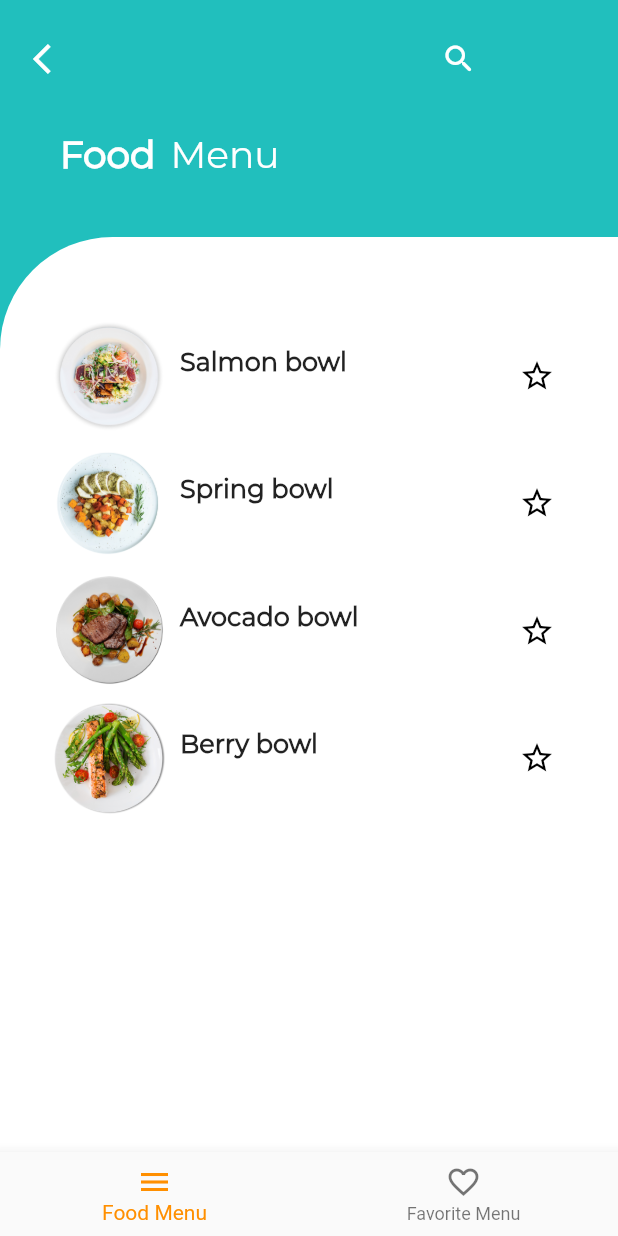
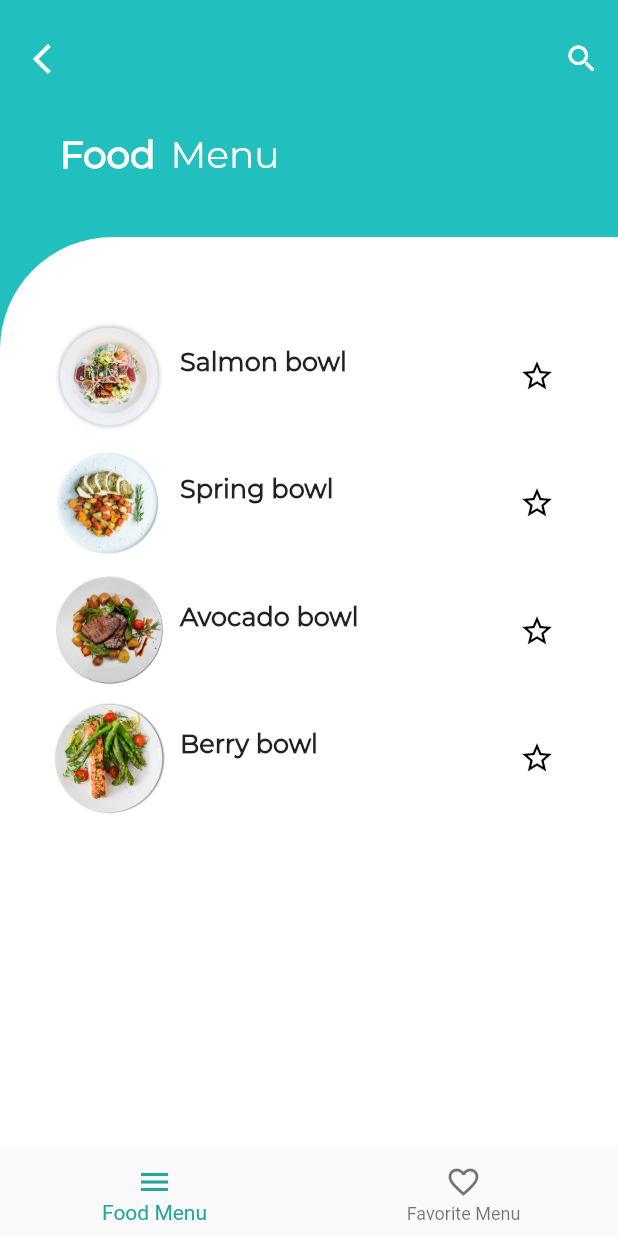
Before and after one commit to txkidxki/project-953494, a Flutter app: the screen it shows after launch, on a phone screen of 412 x 824 dp. Run offline on Flutter 3.47's test engine with Material 2 defaults, Android fonts, the phone set to English and light mode, and no system bars; project files that could hold a hidden picture were left out.

Commit message:
edit color

```diff
--- a/lib/main.dart
+++ b/lib/main.dart
@@ -50,7 +50,7 @@ class _MyHomePageState extends State<MyHomePage> {
                 Container(
                     width: 130.0,
                     child: Row(
-                      mainAxisAlignment: MainAxisAlignment.spaceBetween,
+                      mainAxisAlignment: MainAxisAlignment.end,
                       children: <Widget>[
                         // IconButton(
                         //   icon: Icon(Icons.filter_list),
@@ -177,7 +177,7 @@ class _MyHomePageState extends State<MyHomePage> {
           ),
         ],
         currentIndex: _selectedIndex,
-        selectedItemColor: Colors.amber[800],
+        selectedItemColor: Colors.teal[400],
         onTap: _onItemTapped,
       ),
     );
```
